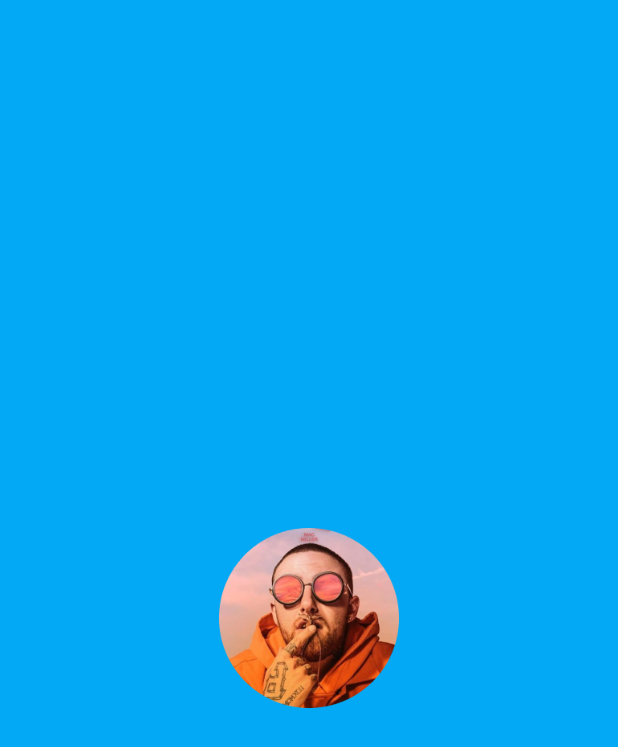
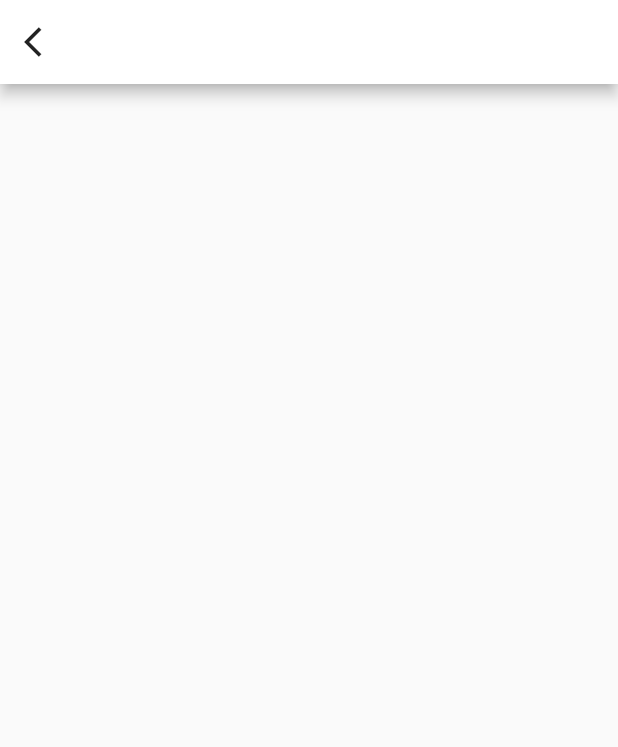
Before and after one commit to Vantam1601/FlutterNew, a Flutter app: the first screen one second after launch, on a phone screen of 412 x 824 dp. Shown: the top 747 px of the screen. Run offline on Flutter 3.47's test engine with Material 2 defaults, Android fonts, the phone set to English and light mode, and no system bars; our stand-ins replace carousel_slider.

Commit message:
productdetails

```diff
--- a/lib/main.dart
+++ b/lib/main.dart
@@ -1,6 +1,7 @@
-
+import 'package:demoplashscreen/pages/ProductDetails.dart';
 import 'package:demoplashscreen/pages/SplashPage.dart';
 import 'package:flutter/material.dart';
+
 void main() {
   runApp(const MyApp());
 }
@@ -10,9 +11,9 @@ class MyApp extends StatelessWidget {
 
   @override
   Widget build(BuildContext context) {
-    return MaterialApp(
+    return const MaterialApp(
       debugShowCheckedModeBanner: false,
-      home: SplashScreen(),
+      home: ProductDetailsPage(),
     );
   }
 }
--- a/lib/pages/ProductDetails.dart
+++ b/lib/pages/ProductDetails.dart
@@ -0,0 +1,40 @@
+import 'package:flutter/material.dart';
+class ProductDetailsPage extends StatelessWidget {
+  const ProductDetailsPage({Key? key}) : super(key: key);
+
+  @override
+  Widget build(BuildContext context) {
+    return Scaffold(
+      appBar: AppBar(
+        backgroundColor: Colors.white,
+        leading: RoundedIconBtn(
+          iconData: Icons.arrow_back_ios ,
+            press: ()=>Navigator.pop(context),
+        )
+      ),
+    );
+  }
+}
+class RoundedIconBtn extends StatelessWidget {
+  const RoundedIconBtn({Key? key,
+    required this.iconData,
+     required this.press
+  }) : super(key: key);
+  final IconData iconData ;
+  final GestureTapCallback press ;
+
+  @override
+  Widget build(BuildContext context) {
+    return  SizedBox(
+        height:  40 ,
+        width: 40,
+        child: FlatButton(
+          padding: EdgeInsets.zero,
+          shape: RoundedRectangleBorder(borderRadius: BorderRadius.circular(50)),
+          color: Colors.white ,
+          onPressed: press ,
+          child: Icon(iconData),
+        )
+    );
+  }
+}
```
Also changed, not shown: lib/pages/CartPage.dart (+89 -68 lines).
